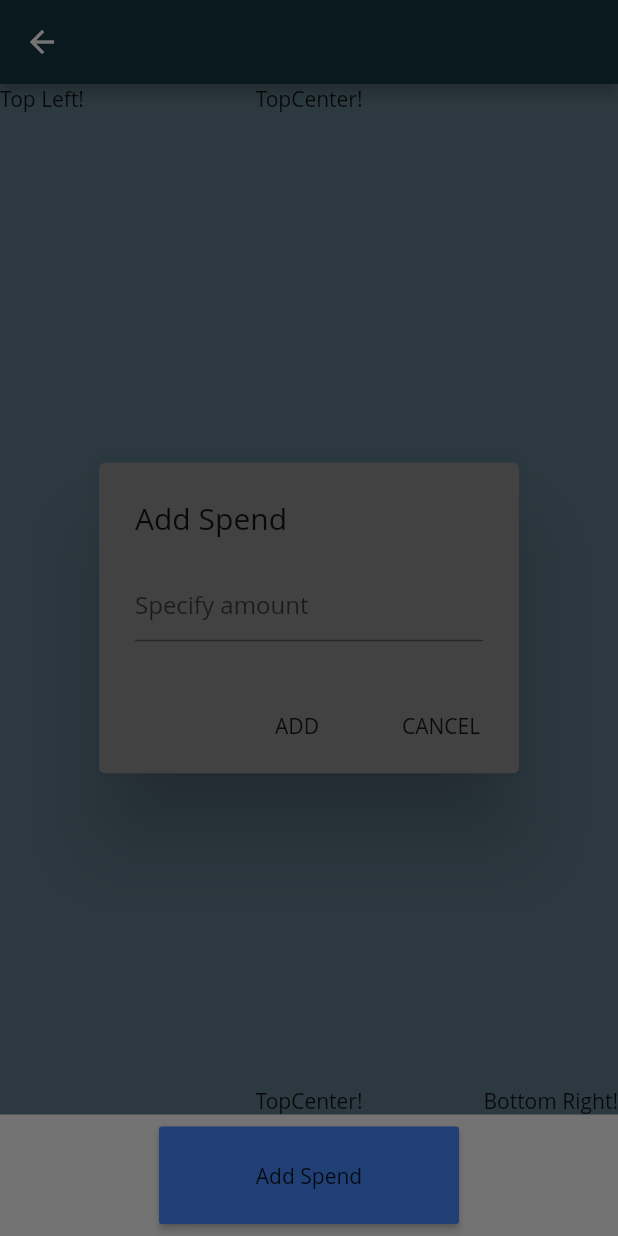
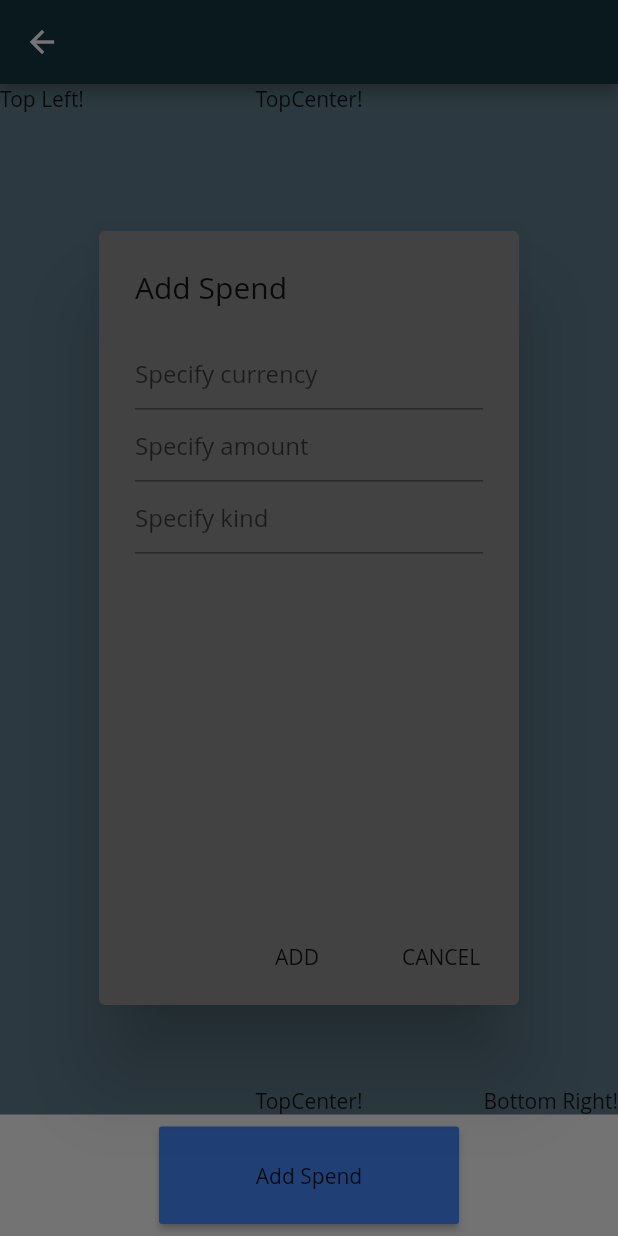
Before and after one commit to 2beens/ispend-app, a Flutter app: the HomeScreen screen opened directly with empty values, after a tap on "Add Spend", on a phone screen of 412 x 824 dp. Run offline on Flutter 3.47's test engine with Material 2 defaults, Android fonts, the phone set to English and light mode, and no system bars; our stand-ins replace flutter_screenutil, fluttertoast, mvc_pattern; accounts and stored records are empty; Roboto replaces fonts that are missing (Open Sans).

Commit message:
add spend button imrp

```diff
--- a/lib/screens/homeScreen.dart
+++ b/lib/screens/homeScreen.dart
@@ -46,7 +46,11 @@ class HomeScreen extends StatefulWidget {
 }
 
 class _HomeScreenState extends State<HomeScreen> {
+  TextEditingController _currencyCtrl = TextEditingController();
   TextEditingController _amountCtrl = TextEditingController();
+  TextEditingController _kindIdCtrl = TextEditingController();
+
+  // List _spendKindsIDs = ["sk_travel", "sk_food", "sk_nightlife", "sk_travel"];
 
   int _counter = 0;
   // new spending params
@@ -67,26 +71,43 @@ class _HomeScreenState extends State<HomeScreen> {
     return showDialog(
       context: context,
       builder: (context) {
-        return AlertDialog(
+        return Padding(
+          padding: const EdgeInsets.symmetric(vertical: 130, horizontal: 0),// all(28.0),
+          child: AlertDialog(
             title: Text('Add Spend'),
-          content: TextField(
+            content: Column(
+              children: <Widget>[
+                TextField(
+                  controller: _currencyCtrl,
+                  decoration: InputDecoration(hintText: "Specify currency"),
+                ),
+                TextField(
                   controller: _amountCtrl,
                   decoration: InputDecoration(hintText: "Specify amount"),
+                ),
+                TextField(
+                  controller: _kindIdCtrl,
+                  decoration: InputDecoration(hintText: "Specify kind"),
+                ),
+              ],
             ),
             actions: <Widget>[
               new FlatButton(
                 child: new Text('ADD'),
                 onPressed: () {
+                  print(_amountCtrl.text.trim());
                   Navigator.of(context).pop();
                 },
               ),
               new FlatButton(
                 child: new Text('CANCEL'),
                 onPressed: () {
+                  print(_amountCtrl.text.trim());
                   Navigator.of(context).pop();
                 },
               )
             ],
+          ),
         );
       });
   }
```
Lines whose indentation alone changed are shown as unchanged.
